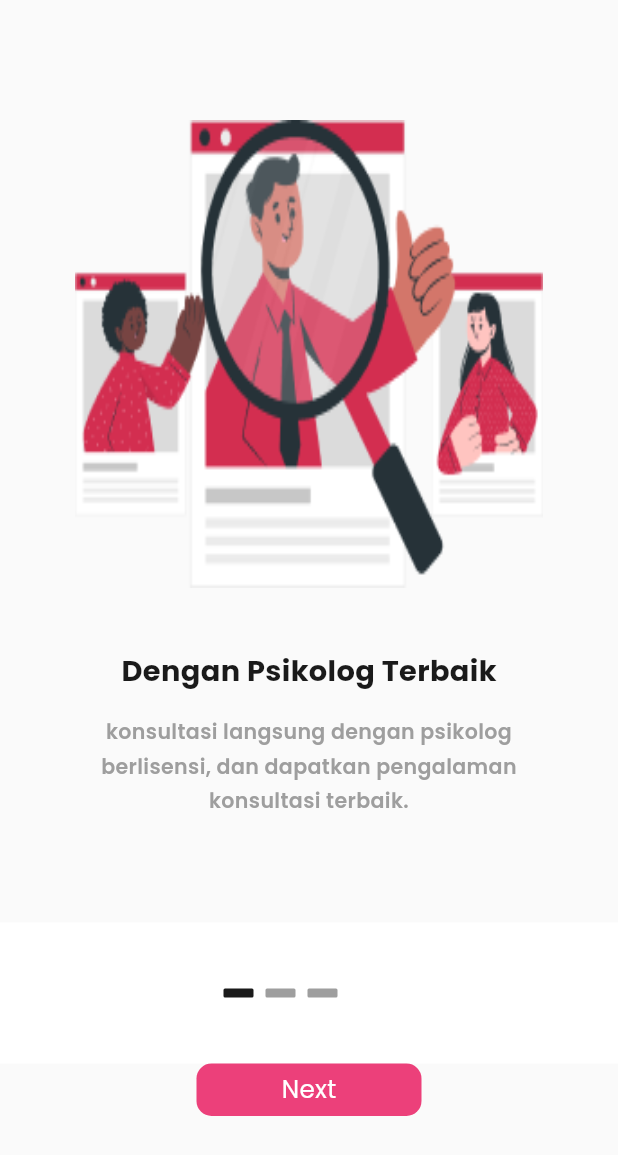
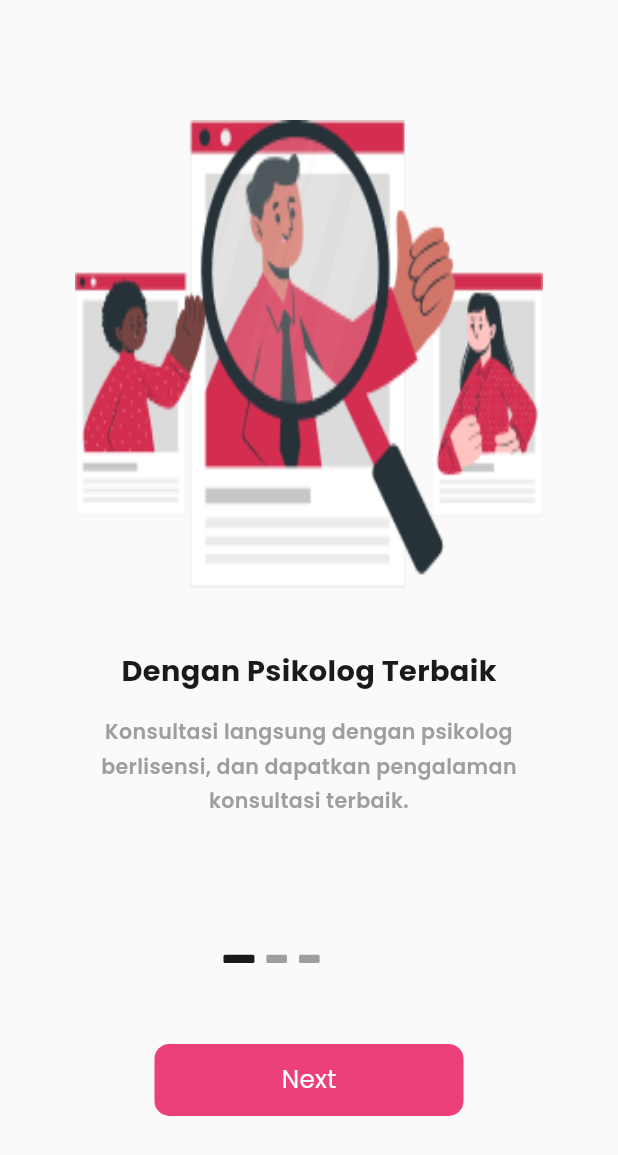
Before and after one commit to fariezky/konsel.id-mobile, a Flutter app: the OnboardingPage screen opened directly, on a phone screen of 412 x 824 dp. Shown: the top 1155 px of the screen. Run offline on Flutter 3.47's test engine with Material 2 defaults, Android fonts, the phone set to English and light mode, and no system bars; our stand-ins replace animated_splash_screen, argon_buttons_flutter, firebase_core, firebase_dynamic_links, firebase_messaging, firebase_storage and 12 more; missing offline and left inert: favorite_button, google_maps_place_picker_mb; accounts and stored records are empty; network calls fail.

Commit message:
next lagi

```diff
--- a/lib/views/appointment/my_appoinment.dart
+++ b/lib/views/appointment/my_appoinment.dart
@@ -17,6 +17,7 @@ class _AppointmentScreenState extends State<AppointmentScreen> {
   @override
   Widget build(BuildContext context) {
     return Scaffold(
+      backgroundColor: tWhite,
       appBar: AppBar(
         title: Text(
           'My Appointment',
--- a/lib/views/bottomNavigation.dart/bottomNavigation.dart
+++ b/lib/views/bottomNavigation.dart/bottomNavigation.dart
@@ -1,6 +1,7 @@
 import 'package:base_project_flutter/responsive.dart';
 import 'package:base_project_flutter/views/homePage/homePage.dart';
 import 'package:flutter/material.dart';
+import 'package:sizer/sizer.dart';
 import '../../constants/constants.dart';
 import '../../constants/imageConstant.dart';
 import '../FavoritePage/favorite_psikolog_screen.dart';
@@ -53,7 +54,7 @@ class _BottomNavigationState extends State<BottomNavigation> {
         currentIndex: tabIndexs,
         showSelectedLabels: true,
         showUnselectedLabels: true,
-        iconSize: isTab(context) ? 40 : 30,
+        iconSize: isTab(context) ? 20.sp : 20.sp,
         type: BottomNavigationBarType.fixed,
         backgroundColor: Colors.white,
         elevation: 0,
@@ -61,7 +62,7 @@ class _BottomNavigationState extends State<BottomNavigation> {
           _bottomNavigationBarItem(
             icon: Image.asset(
               Images.HOME2,
-              height: 30,
+              height: isTab(context) ? 15.sp : 15.sp,
               color: tabIndexs == 0 ? tPrimaryColor : null,
             ),
             label: 'Home',
@@ -69,7 +70,7 @@ class _BottomNavigationState extends State<BottomNavigation> {
           _bottomNavigationBarItem(
             icon: Image.asset(
               Images.FAVORITE,
-              height: 30,
+              height: isTab(context) ? 15.sp : 15.sp,
               color: tabIndexs == 1 ? tPrimaryColor : null,
             ),
             label: 'Favorite',
@@ -77,7 +78,7 @@ class _BottomNavigationState extends State<BottomNavigation> {
           _bottomNavigationBarItem(
             icon: Image.asset(
               Images.CALENDER,
-              height: 30,
+              height: isTab(context) ? 15.sp : 15.sp,
               color: tabIndexs == 2 ? tPrimaryColor : null,
             ),
             label: 'Appointment',
@@ -85,7 +86,7 @@ class _BottomNavigationState extends State<BottomNavigation> {
           _bottomNavigationBarItem(
             icon: Image.asset(
               Images.PROFILEIMAGE,
-              height: 30,
+              height: isTab(context) ? 15.sp : 15.sp,
               color: tabIndexs == 3 ? tPrimaryColor : null,
             ),
             label: 'Profile',
--- a/lib/views/onBoardingpage/onBoardingPage.dart
+++ b/lib/views/onBoardingpage/onBoardingPage.dart
@@ -17,25 +17,26 @@ class OnboardingPage extends StatefulWidget {
 class _OnboardingPageState extends State<OnboardingPage> {
   var currentPage = 0;
 
-bool get isLastPage => currentPage == splashData.length -1;
+  bool get isLastPage => currentPage == splashData.length - 1;
 
   var pageControll = PageController();
 
- late List <Map<String,String>> splashData=[
+  late List<Map<String, String>> splashData = [
     {
-  'title':'Dengan Psikolog Terbaik',
-  'suntitle':'konsultasi langsung dengan psikolog berlisensi, dan dapatkan pengalaman konsultasi terbaik.',
-  'image':'assets/images/ob3.png',
-},
-
-{
-  'title':'Lakukan Tes dengan cepat',
-  'suntitle':'Kenali Diri lebih baik dengan menjawab beberapa soal dengan cepat',
-  'image':'assets/images/ob1.png'
+      'title': 'Dengan Psikolog Terbaik',
+      'suntitle':
+          'Konsultasi langsung dengan psikolog berlisensi, dan dapatkan pengalaman konsultasi terbaik.',
+      'image': 'assets/images/ob3.png',
     },
     {
-  'title':'Tanyakan apapun kapanpun',
-  'suntitle':'Kapan saja, dimana saja, jadwalkan sesi sesuai keinginanmu.',
+      'title': 'Lakukan Tes dengan cepat',
+      'suntitle':
+          'Kenali Diri lebih baik dengan menjawab beberapa soal dengan cepat',
+      'image': 'assets/images/ob1.png'
+    },
+    {
+      'title': 'Tanyakan apapun kapanpun',
+      'suntitle': 'Kapan saja, dimana saja, jadwalkan sesi sesuai keinginanmu.',
       'image': 'assets/images/ob2.png'
     }
   ];
@@ -44,12 +45,13 @@ var pageControll = PageController();
   Widget build(BuildContext context) {
     return Scaffold(
       body: SafeArea(
+
         child: SizedBox(
           width: double.infinity,
           child: Stack(
-            children:[
+            children: [
               PageView.builder(
-                  onPageChanged:(page) {
+                  onPageChanged: (page) {
                     setState(() {
                       currentPage = page;
                     });
@@ -58,7 +60,6 @@ var pageControll = PageController();
                   itemCount: splashData.length,
                   itemBuilder: (context, index) {
                     return OnboardingWidget(
-
                       title: splashData[index]['title'],
                       subtitle: splashData[index]['suntitle'],
                       image: splashData[index]['image'],
@@ -70,12 +71,13 @@ var pageControll = PageController();
               Column(
                 children: [
                   Spacer(),
+                  /// Sliderrr ////////////
                   Container(
                       alignment: Alignment.center,
-                      color: tWhite,
+                      // color: Colors.green,
                       child: Padding(
                           padding: const EdgeInsets.symmetric(
-                              horizontal: 145, vertical: 40),
+                              horizontal: 145, vertical: 50),
                           child: Row(
                               // mainAxisAlignment: MainAxisAlignment.center,
                               children: [
@@ -88,26 +90,22 @@ var pageControll = PageController();
                                         splashData.length,
                                         (index) => Container(
                                           margin: EdgeInsets.all(4),
-                                                height: 6,
-                                                width:currentPage ==
-                                                        index
-                                                    ? 20
-                                                    : 20,
+                                          height: isTab(context) ? 3.sp : 4.sp,
+                                          width: currentPage == index ? 15.sp : 10.sp,
                                           decoration: BoxDecoration(
-                                                    color: currentPage==index? tBlack
-                                                        : Colors.grey,
+                                              color: currentPage == index
+                                                  ? tBlack : Colors.grey,
                                               borderRadius:
-                                                        BorderRadius.circular(
-                                                            1)),
+                                                  BorderRadius.circular(1)),
                                         ),
                                       )),
                                 ),
-                                 // Spacer(),
-                              ]))
-                  ),
-                  Builder(
-                    builder: (context) {
-                      if(currentPage == splashData.length - 1){
+                                Spacer(),
+                              ]))),
+
+                  /// tombol next dan get started ////////////////////////////////////
+                  Builder(builder: (context) {
+                    if (currentPage == splashData.length - 1) {
                       return Container(
                         alignment: Alignment.center,
                         margin: EdgeInsets.only(bottom: 80),
@@ -118,45 +116,46 @@ var pageControll = PageController();
                           },
                           child: Container(
                             alignment: Alignment.center,
-                              width:isTab(context)?30 : 150,
-                              height:isTab(context)?40 : 35,
+                            width: isTab(context) ? 30.sp : 150.sp,
+                            height: isTab(context) ? 40.sp : 35.sp,
                             decoration: BoxDecoration(
                                 color: tPrimaryColor,
-                                  borderRadius:
-                                  BorderRadius.circular(10)),
+                                borderRadius: BorderRadius.circular(10)),
                             child: Text(
                               "Get Started",
-                                style: TextStyle(color: tWhite,fontSize:  12.sp),
+                              style: TextStyle(color: tWhite, fontSize: 12.sp),
                             ),
                           ),
                         ),
                       );
                     }
+
                     return Container(
                       alignment: Alignment.center,
                       margin: EdgeInsets.only(bottom: 80),
                       // width: 30.w,
                       child: GestureDetector(
                         onTap: () {
-                            pageControll.nextPage(duration: Duration(milliseconds: 200), curve: Curves.ease,);
+                          pageControll.nextPage(
+                            duration: Duration(milliseconds: 200),
+                            curve: Curves.ease,
+                          );
                         },
                         child: Container(
                           alignment: Alignment.center,
-                            width:isTab(context)?30 : 150,
-                            height:isTab(context)?40 : 35,
+                          width: isTab(context) ? 30.sp : 150.sp,
+                          height: isTab(context) ? 40.sp : 35.sp,
                           decoration: BoxDecoration(
                               color: tPrimaryColor,
-                                borderRadius:
-                                BorderRadius.circular(10)),
+                              borderRadius: BorderRadius.circular(10)),
                           child: Text(
                             "Next",
-                              style: TextStyle(color: tWhite,fontSize:  12.sp),
+                            style: TextStyle(color: tWhite, fontSize: 12.sp),
                           ),
                         ),
                       ),
                     );
-                    }
-                  ),
+                  }),
                 ],
               )
             ],
@@ -188,6 +187,7 @@ class OnboardingWidget extends StatelessWidget {
   final titlecolor;
   final height;
   final subtitlecolor;
+
   get tprimaryColor => null;
 
   @override
@@ -213,7 +213,7 @@ class OnboardingWidget extends StatelessWidget {
             title!,
             style: TextStyle(
                 color: titlecolor,
-                fontSize:  14.sp,
+                fontSize: 14.sp,
                 fontWeight: FontWeight.bold),
           ),
           SizedBox(
@@ -226,7 +226,7 @@ class OnboardingWidget extends StatelessWidget {
               style: TextStyle(
                   color: subtitlecolor,
                   height: 1.7,
-                  fontSize:  10.sp,
+                  fontSize: 10.sp,
                   fontWeight: FontWeight.w600),
               textAlign: TextAlign.center,
             ),
```
Also changed, not shown: 1 other file. Lines whose indentation alone changed are shown as unchanged.
